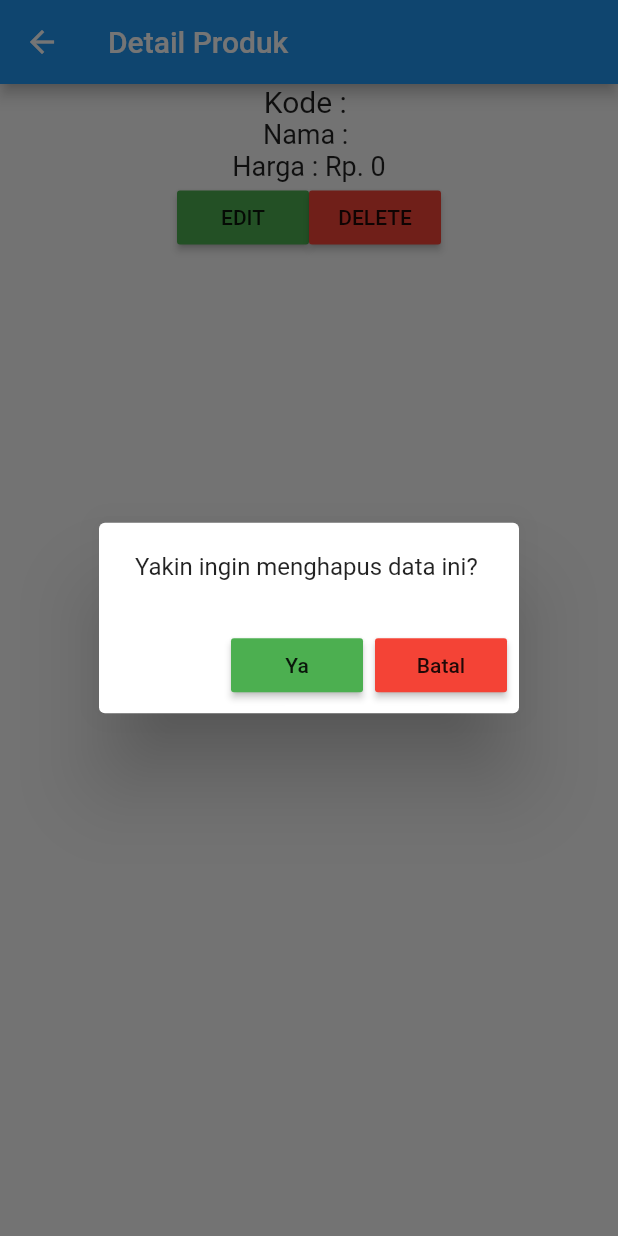
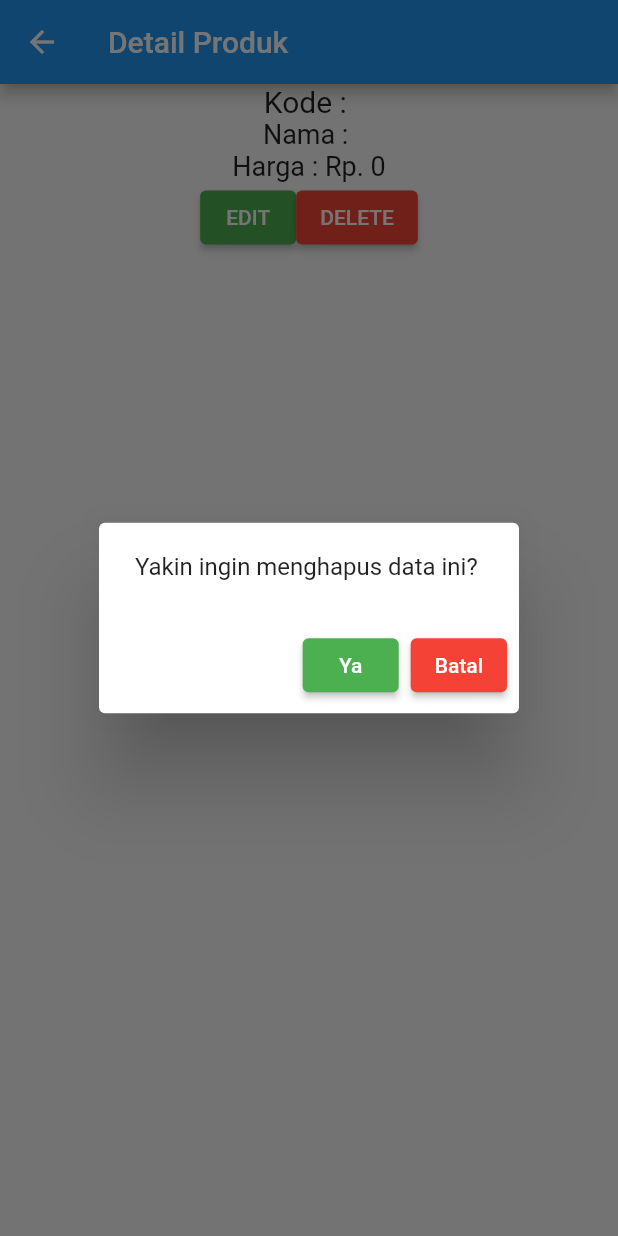
Before and after one commit to YudistiraDSR/tokokita, a Flutter app: the ProdukDetail screen opened directly with empty values, after a tap on "DELETE", on a phone screen of 412 x 824 dp. Run offline on Flutter 3.47's test engine with Material 2 defaults, Android fonts, the phone set to English and light mode, and no system bars; our stand-ins replace shared_preferences; accounts and stored records are empty.

```diff
--- a/lib/ui/produk_detail.dart
+++ b/lib/ui/produk_detail.dart
@@ -1,6 +1,8 @@
 import 'package:flutter/material.dart';
+import 'package:tokokita/bloc/product_bloc.dart';
 import 'package:tokokita/model/produk.dart';
 import 'package:tokokita/ui/produk_form.dart';
+import 'package:tokokita/ui/produk_page.dart';
 
 class ProdukDetail extends StatefulWidget {
   Produk produk;
@@ -42,9 +44,10 @@ class _ProdukDetailState extends State<ProdukDetail> {
     return Row(
       mainAxisSize: MainAxisSize.min,
       children: [
-        RaisedButton(
+        ElevatedButton(
             child: Text("EDIT"),
-            color: Colors.green,
+            style: ButtonStyle(
+                backgroundColor: MaterialStateProperty.all(Colors.green)),
             onPressed: () {
               Navigator.push(
                   context,
@@ -53,9 +56,10 @@ class _ProdukDetailState extends State<ProdukDetail> {
                             produk: widget.produk,
                           )));
             }),
-        RaisedButton(
+        ElevatedButton(
             child: Text("DELETE"),
-            color: Colors.red,
+            style: ButtonStyle(
+                backgroundColor: MaterialStateProperty.all(Colors.red)),
             onPressed: () => confirmHapus()),
       ],
     );
@@ -65,14 +69,21 @@ class _ProdukDetailState extends State<ProdukDetail> {
     AlertDialog alertDialog = new AlertDialog(
       content: Text("Yakin ingin menghapus data ini?"),
       actions: [
-        RaisedButton(
+        ElevatedButton(
           child: Text("Ya"),
-          color: Colors.green,
-          onPressed: () {},
+          style: ButtonStyle(
+              backgroundColor: MaterialStateProperty.all(Colors.green)),
+          onPressed: () {
+            ProdukBloc.deleteProduk(id: widget.produk.id).then((value) {
+              Navigator.of(context).push(new MaterialPageRoute(
+                  builder: (BuildContext context) => ProdukPage()));
+            });
+          },
         ),
-        RaisedButton(
+        ElevatedButton(
             child: Text("Batal"),
-            color: Colors.red,
+            style: ButtonStyle(
+                backgroundColor: MaterialStateProperty.all(Colors.red)),
             onPressed: () => Navigator.pop(context)),
       ],
     );
```
Also changed, not shown: lib/ui/produk_form.dart (+59 -0 lines), lib/ui/produk_page.dart (+44 -25 lines).
